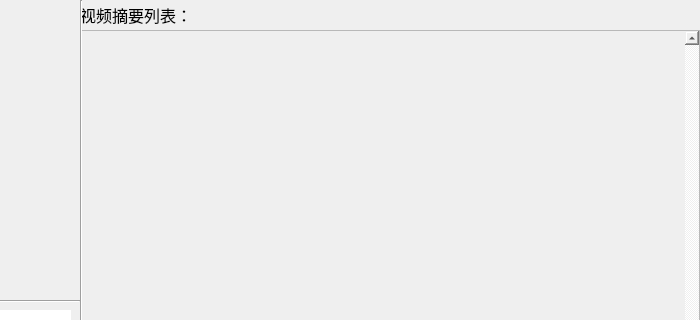
Qt form VideoAbstract_QTver/VideoAbstract_QTver/VideoAbstract_QTver/videoabstract_qtver.ui (ronnyMakhuddin/motion-detect-tiqu) before a commit; both pictures show x 320 to 1020 and y 0 to 320 of the 1020 by 680 pixel window.
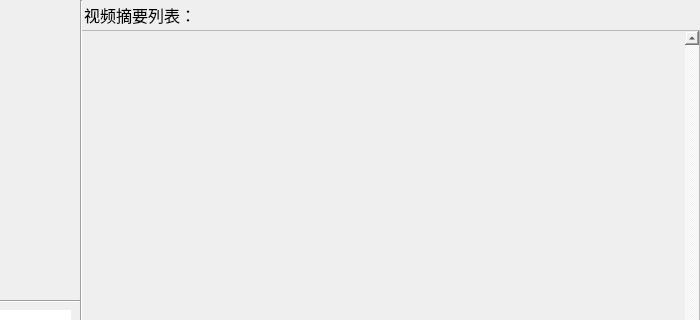
The same form after that commit. Icons and pictures are not drawn.

What changed in the file:
```diff
--- a/VideoAbstract_QTver/VideoAbstract_QTver/VideoAbstract_QTver/videoabstract_qtver.ui
+++ b/VideoAbstract_QTver/VideoAbstract_QTver/VideoAbstract_QTver/videoabstract_qtver.ui
@@ -282,7 +282,7 @@
      </font>
     </property>
     <property name="text">
-     <string>视频摘要列表：</string>
+     <string> 视频摘要列表：</string>
     </property>
    </widget>
   </widget>
```
